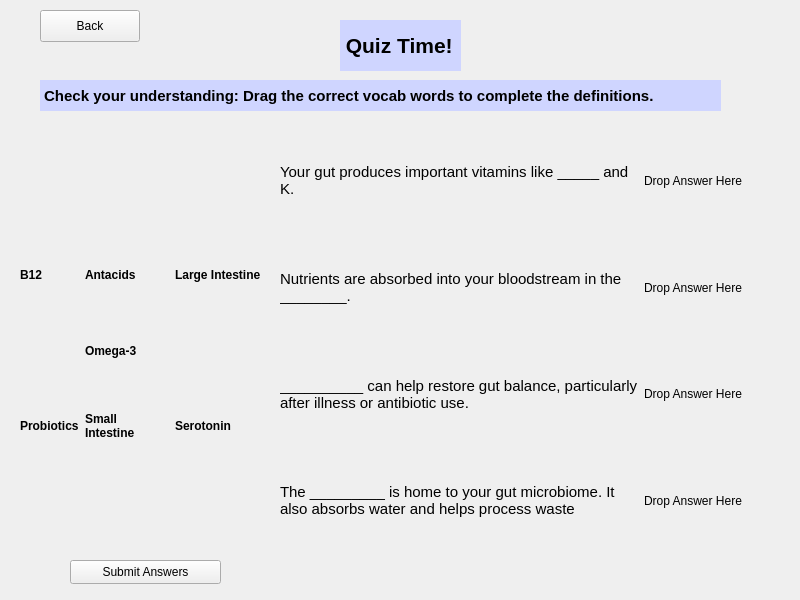
First picture: the form in A8EduApp/quizdragdropwidget.ui, repository University-of-Utah-CS3505/a9-edu-app-f24-00Calvin00, before the edit.
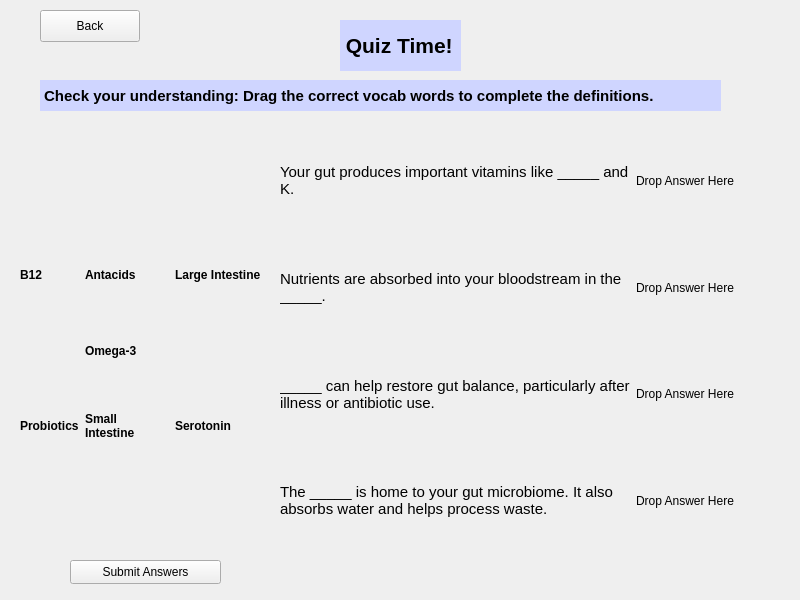
Second picture: the form after the edit. Custom widgets are drawn as their Qt base class.

Commit message:
Hooked up score tracking to the drag drop section
some bugs remain

```diff
--- a/A8EduApp/quizdragdropwidget.ui
+++ b/A8EduApp/quizdragdropwidget.ui
@@ -200,7 +200,7 @@
    </property>
    <layout class="QGridLayout" name="DefineSection">
     <item row="1" column="0">
-     <widget class="QLabel" name="definition3">
+     <widget class="QLabel" name="definition1">
       <property name="font">
        <font>
         <pointsize>11</pointsize>
@@ -215,7 +215,7 @@
      </widget>
     </item>
     <item row="2" column="0">
-     <widget class="QLabel" name="definition1">
+     <widget class="QLabel" name="definition2">
       <property name="font">
        <font>
         <pointsize>11</pointsize>
@@ -225,7 +225,7 @@
        <number>1</number>
       </property>
       <property name="text">
-       <string>Nutrients are absorbed into your bloodstream in the ________.</string>
+       <string>Nutrients are absorbed into your bloodstream in the _____.</string>
       </property>
       <property name="wordWrap">
        <bool>true</bool>
@@ -233,14 +233,14 @@
      </widget>
     </item>
     <item row="4" column="0">
-     <widget class="QLabel" name="definition2">
+     <widget class="QLabel" name="definition4">
       <property name="font">
        <font>
         <pointsize>11</pointsize>
        </font>
       </property>
       <property name="text">
-       <string>The _________ is home to your gut microbiome. It also absorbs water and helps process waste</string>
+       <string>The _____ is home to your gut microbiome. It also absorbs water and helps process waste.</string>
       </property>
       <property name="wordWrap">
        <bool>true</bool>
@@ -262,21 +262,21 @@
      </widget>
     </item>
     <item row="4" column="1">
-     <widget class="DropLabel" name="answer3">
+     <widget class="DropLabel" name="answer4">
       <property name="text">
        <string>Drop Answer Here</string>
       </property>
      </widget>
     </item>
     <item row="3" column="0">
-     <widget class="QLabel" name="definition3_2">
+     <widget class="QLabel" name="definition3">
       <property name="font">
        <font>
         <pointsize>11</pointsize>
        </font>
       </property>
       <property name="text">
-       <string>__________ can help restore gut balance, particularly after illness or antibiotic use. </string>
+       <string>_____ can help restore gut balance, particularly after illness or antibiotic use.</string>
       </property>
       <property name="wordWrap">
        <bool>true</bool>
@@ -284,7 +284,7 @@
      </widget>
     </item>
     <item row="3" column="1">
-     <widget class="DropLabel" name="answer2_2">
+     <widget class="DropLabel" name="answer3">
       <property name="text">
        <string>Drop Answer Here</string>
       </property>
```
The commit also changes 5 other files.
